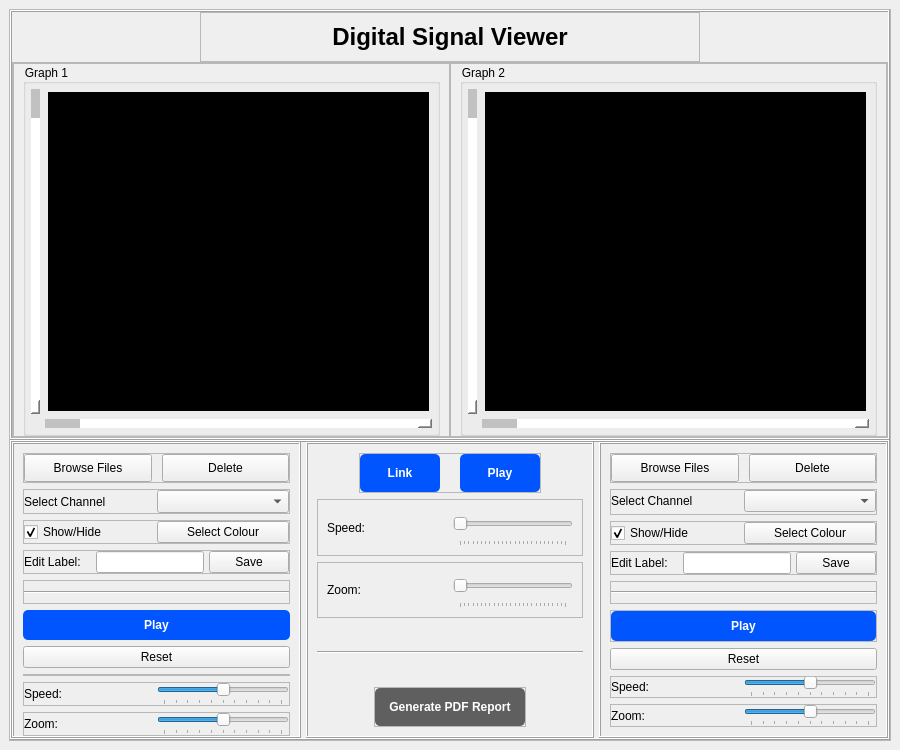
This is task1.ui in OmarAtef0/Digital-Signal-Visualizer as Qt 5 draws it before an edit. The edited form follows.
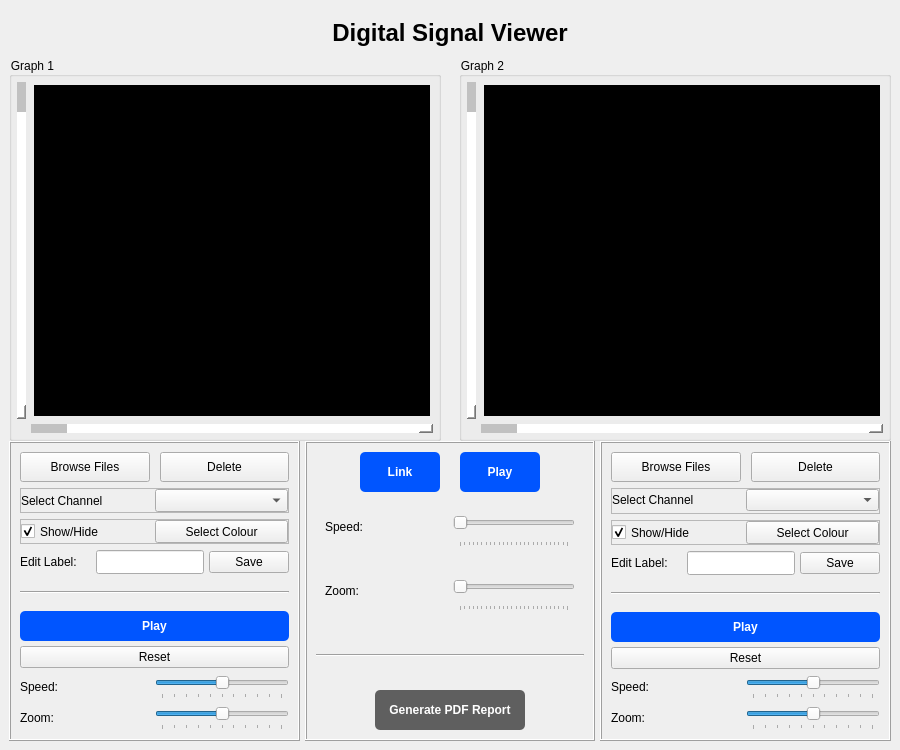
This is the edited form. Custom widgets are drawn as their Qt base class.

Commit message: Validations & Buttons

Patch:
```diff
--- a/task1.ui
+++ b/task1.ui
@@ -36,11 +36,14 @@
        </size>
       </property>
       <property name="frameShape">
-       <enum>QFrame::StyledPanel</enum>
+       <enum>QFrame::NoFrame</enum>
       </property>
       <property name="frameShadow">
        <enum>QFrame::Raised</enum>
       </property>
+      <property name="lineWidth">
+       <number>0</number>
+      </property>
       <layout class="QVBoxLayout" name="verticalLayout_3">
        <property name="spacing">
         <number>0</number>
@@ -78,11 +81,14 @@
           </size>
          </property>
          <property name="frameShape">
-          <enum>QFrame::Box</enum>
+          <enum>QFrame::NoFrame</enum>
          </property>
          <property name="frameShadow">
           <enum>QFrame::Raised</enum>
          </property>
+         <property name="lineWidth">
+          <number>0</number>
+         </property>
          <layout class="QVBoxLayout" name="verticalLayout_2">
           <property name="spacing">
            <number>0</number>
@@ -125,11 +131,14 @@
              </font>
             </property>
             <property name="frameShape">
-             <enum>QFrame::StyledPanel</enum>
+             <enum>QFrame::NoFrame</enum>
             </property>
             <property name="frameShadow">
              <enum>QFrame::Raised</enum>
             </property>
+            <property name="lineWidth">
+             <number>0</number>
+            </property>
             <layout class="QHBoxLayout" name="horizontalLayout_17">
              <item>
               <widget class="QLabel" name="appTitle">
@@ -190,11 +199,14 @@
              </size>
             </property>
             <property name="frameShape">
-             <enum>QFrame::StyledPanel</enum>
+             <enum>QFrame::NoFrame</enum>
             </property>
             <property name="frameShadow">
              <enum>QFrame::Raised</enum>
             </property>
+            <property name="lineWidth">
+             <number>0</number>
+            </property>
             <layout class="QHBoxLayout" name="horizontalLayout_4">
              <property name="spacing">
               <number>0</number>
@@ -232,15 +244,21 @@
                 </size>
                </property>
                <property name="frameShape">
-                <enum>QFrame::StyledPanel</enum>
+                <enum>QFrame::NoFrame</enum>
                </property>
                <property name="frameShadow">
                 <enum>QFrame::Raised</enum>
                </property>
+               <property name="lineWidth">
+                <number>0</number>
+               </property>
                <layout class="QHBoxLayout" name="horizontalLayout_3">
                 <property name="spacing">
                  <number>0</number>
                 </property>
+                <property name="leftMargin">
+                 <number>0</number>
+                </property>
                 <property name="topMargin">
                  <number>0</number>
                 </property>
@@ -415,11 +433,14 @@
                 </size>
                </property>
                <property name="frameShape">
-                <enum>QFrame::StyledPanel</enum>
+                <enum>QFrame::NoFrame</enum>
                </property>
                <property name="frameShadow">
                 <enum>QFrame::Raised</enum>
                </property>
+               <property name="lineWidth">
+                <number>0</number>
+               </property>
                <layout class="QHBoxLayout" name="horizontalLayout">
                 <property name="spacing">
                  <number>0</number>
@@ -427,6 +448,9 @@
                 <property name="topMargin">
                  <number>0</number>
                 </property>
+                <property name="rightMargin">
+                 <number>0</number>
+                </property>
                 <property name="bottomMargin">
                  <number>0</number>
                 </property>
@@ -596,11 +620,14 @@
           </size>
          </property>
          <property name="frameShape">
-          <enum>QFrame::Box</enum>
+          <enum>QFrame::NoFrame</enum>
          </property>
          <property name="frameShadow">
           <enum>QFrame::Raised</enum>
          </property>
+         <property name="lineWidth">
+          <number>0</number>
+         </property>
          <layout class="QHBoxLayout" name="horizontalLayout_2">
           <property name="spacing">
            <number>5</number>
@@ -637,9 +664,12 @@
             <property name="frameShadow">
              <enum>QFrame::Raised</enum>
             </property>
+            <property name="lineWidth">
+             <number>1</number>
+            </property>
             <layout class="QVBoxLayout" name="verticalLayout_4">
              <property name="bottomMargin">
-              <number>0</number>
+              <number>9</number>
              </property>
              <item>
               <widget class="QFrame" name="frame">
@@ -656,11 +686,14 @@
                 </size>
                </property>
                <property name="frameShape">
-                <enum>QFrame::StyledPanel</enum>
+                <enum>QFrame::NoFrame</enum>
                </property>
                <property name="frameShadow">
                 <enum>QFrame::Raised</enum>
                </property>
+               <property name="lineWidth">
+                <number>0</number>
+               </property>
                <layout class="QHBoxLayout" name="horizontalLayout_20">
                 <property name="spacing">
                  <number>10</number>
@@ -926,11 +959,14 @@
                 </size>
                </property>
                <property name="frameShape">
-                <enum>QFrame::StyledPanel</enum>
+                <enum>QFrame::NoFrame</enum>
                </property>
                <property name="frameShadow">
                 <enum>QFrame::Raised</enum>
                </property>
+               <property name="lineWidth">
+                <number>0</number>
+               </property>
                <layout class="QHBoxLayout" name="horizontalLayout_23">
                 <property name="spacing">
                  <number>5</number>
@@ -1016,11 +1052,14 @@
                 </size>
                </property>
                <property name="frameShape">
-                <enum>QFrame::StyledPanel</enum>
+                <enum>QFrame::NoFrame</enum>
                </property>
                <property name="frameShadow">
                 <enum>QFrame::Raised</enum>
                </property>
+               <property name="lineWidth">
+                <number>0</number>
+               </property>
                <layout class="QVBoxLayout" name="verticalLayout_5">
                 <property name="spacing">
                  <number>0</number>
@@ -1066,6 +1105,39 @@
               </widget>
              </item>
              <item>
+              <widget class="QFrame" name="frame_18">
+               <property name="maximumSize">
+                <size>
+                 <width>16777215</width>
+                 <height>16777215</height>
+                </size>
+               </property>
+               <property name="frameShape">
+                <enum>QFrame::NoFrame</enum>
+               </property>
+               <property name="frameShadow">
+                <enum>QFrame::Raised</enum>
+               </property>
+               <property name="lineWidth">
+                <number>0</number>
+               </property>
+               <layout class="QVBoxLayout" name="verticalLayout_12">
+                <property name="spacing">
+                 <number>5</number>
+                </property>
+                <property name="leftMargin">
+                 <number>0</number>
+                </property>
+                <property name="topMargin">
+                 <number>0</number>
+                </property>
+                <property name="rightMargin">
+                 <number>0</number>
+                </property>
+                <property name="bottomMargin">
+                 <number>0</number>
+                </property>
+                <item>
               <widget class="QPushButton" name="PlayPauseButton_1">
                <property name="sizePolicy">
                 <sizepolicy hsizetype="Expanding" vsizetype="Expanding">
@@ -1116,41 +1188,11 @@
                </property>
               </widget>
              </item>
-             <item>
-              <widget class="QFrame" name="frame_2">
-               <property name="maximumSize">
-                <size>
-                 <width>16777215</width>
-                 <height>16777215</height>
-                </size>
-               </property>
-               <property name="frameShape">
-                <enum>QFrame::StyledPanel</enum>
-               </property>
-               <property name="frameShadow">
-                <enum>QFrame::Raised</enum>
-               </property>
-               <layout class="QVBoxLayout" name="verticalLayout_7">
-                <property name="spacing">
-                 <number>0</number>
-                </property>
-                <property name="leftMargin">
-                 <number>0</number>
-                </property>
-                <property name="topMargin">
-                 <number>0</number>
-                </property>
-                <property name="rightMargin">
-                 <number>0</number>
-                </property>
-                <property name="bottomMargin">
-                 <number>0</number>
-                </property>
                </layout>
               </widget>
              </item>
              <item>
-              <widget class="QFrame" name="frame_7">
+              <widget class="QFrame" name="frame_20">
                <property name="maximumSize">
                 <size>
                  <width>16777215</width>
@@ -1158,12 +1200,15 @@
                 </size>
                </property>
                <property name="frameShape">
-                <enum>QFrame::StyledPanel</enum>
+                <enum>QFrame::NoFrame</enum>
                </property>
                <property name="frameShadow">
                 <enum>QFrame::Raised</enum>
                </property>
-               <layout class="QHBoxLayout" name="horizontalLayout_9">
+               <property name="lineWidth">
+                <number>0</number>
+               </property>
+               <layout class="QHBoxLayout" name="horizontalLayout_19">
                 <property name="spacing">
                  <number>0</number>
                 </property>
@@ -1180,7 +1225,7 @@
                  <number>0</number>
                 </property>
                 <item>
-                 <widget class="QLabel" name="label_7">
+                 <widget class="QLabel" name="label_15">
                   <property name="sizePolicy">
                    <sizepolicy hsizetype="Expanding" vsizetype="Expanding">
                     <horstretch>0</horstretch>
@@ -1230,18 +1275,9 @@
                   <property name="maximum">
                    <number>10</number>
                   </property>
-                  <property name="singleStep">
-                   <number>1</number>
-                  </property>
-                  <property name="pageStep">
-                   <number>1</number>
-                  </property>
                   <property name="value">
                    <number>5</number>
                   </property>
-                  <property name="sliderPosition">
-                   <number>5</number>
-                  </property>
                   <property name="tracking">
                    <bool>true</bool>
                   </property>
@@ -1260,7 +1296,7 @@
               </widget>
              </item>
              <item>
-              <widget class="QFrame" name="frame_6">
+              <widget class="QFrame" name="frame_21">
                <property name="maximumSize">
                 <size>
                  <width>16777215</width>
@@ -1268,12 +1304,15 @@
                 </size>
                </property>
                <property name="frameShape">
-                <enum>QFrame::StyledPanel</enum>
+                <enum>QFrame::NoFrame</enum>
                </property>
                <property name="frameShadow">
                 <enum>QFrame::Raised</enum>
                </property>
-               <layout class="QHBoxLayout" name="horizontalLayout_8">
+               <property name="lineWidth">
+                <number>0</number>
+               </property>
+               <layout class="QHBoxLayout" name="horizontalLayout_24">
                 <property name="spacing">
                  <number>0</number>
                 </property>
@@ -1290,7 +1329,7 @@
                  <number>0</number>
                 </property>
                 <item>
-                 <widget class="QLabel" name="label_6">
+                 <widget class="QLabel" name="label_16">
                   <property name="sizePolicy">
                    <sizepolicy hsizetype="Expanding" vsizetype="Expanding">
                     <horstretch>0</horstretch>
@@ -1337,18 +1376,15 @@
                   <property name="cursor">
                    <cursorShape>PointingHandCursor</cursorShape>
                   </property>
+                  <property name="minimum">
+                   <number>0</number>
+                  </property>
                   <property name="maximum">
                    <number>10</number>
                   </property>
-                  <property name="singleStep">
-                   <number>1</number>
-                  </property>
                   <property name="value">
                    <number>5</number>
                   </property>
-                  <property name="sliderPosition">
-                   <number>5</number>
-                  </property>
                   <property name="tracking">
                    <bool>true</bool>
                   </property>
@@ -1389,6 +1425,9 @@
             <property name="frameShadow">
              <enum>QFrame::Raised</enum>
             </property>
+            <property name="lineWidth">
+             <number>1</number>
+            </property>
             <layout class="QVBoxLayout" name="verticalLayout_14">
              <item alignment="Qt::AlignHCenter">
               <widget class="QFrame" name="frame_14">
@@ -1405,11 +1444,14 @@
                 </size>
                </property>
                <property name="frameShape">
-                <enum>QFrame::StyledPanel</enum>
+                <enum>QFrame::NoFrame</enum>
                </property>
                <property name="frameShadow">
                 <enum>QFrame::Raised</enum>
                </property>
+               <property name="lineWidth">
+                <number>0</number>
+               </property>
                <layout class="QHBoxLayout" name="horizontalLayout_18">
                 <property name="spacing">
                  <number>20</number>
@@ -1532,11 +1574,14 @@
                 </size>
                </property>
                <property name="frameShape">
-                <enum>QFrame::StyledPanel</enum>
+                <enum>QFrame::NoFrame</enum>
                </property>
                <property name="frameShadow">
                 <enum>QFrame::Raised</enum>
                </property>
+               <property name="lineWidth">
+                <number>0</number>
+               </property>
                <layout class="QHBoxLayout" name="horizontalLayout_15">
                 <item>
                  <widget class="QLabel" name="label_12">
@@ -1612,11 +1657,14 @@
                 </size>
                </property>
                <property name="frameShape">
-                <enum>QFrame::StyledPanel</enum>
+                <enum>QFrame::NoFrame</enum>
                </property>
                <property name="frameShadow">
                 <enum>QFrame::Raised</enum>
                </property>
+               <property name="lineWidth">
+                <number>0</number>
+               </property>
                <layout class="QHBoxLayout" name="horizontalLayout_16">
                 <item>
                  <widget class="QLabel" name="label_11">
@@ -1729,11 +1777,14 @@
                 </size>
                </property>
                <property name="frameShape">
-                <enum>QFrame::StyledPanel</enum>
+                <enum>QFrame::NoFrame</enum>
                </property>
                <property name="frameShadow">
                 <enum>QFrame::Raised</enum>
                </property>
+               <property name="lineWidth">
+                <number>0</number>
+               </property>
                <layout class="QVBoxLayout" name="verticalLayout_15">
                 <property name="spacing">
                  <number>0</number>
@@ -1826,6 +1877,9 @@
             <property name="frameShadow">
              <enum>QFrame::Raised</enum>
             </property>
+            <property name="lineWidth">
+             <number>1</number>
+            </property>
             <layout class="QVBoxLayout" name="verticalLayout_8">
              <item>
               <widget class="QFrame" name="frame_3">
@@ -1842,11 +1896,14 @@
                 </size>
                </property>
                <property name="frameShape">
-                <enum>QFrame::StyledPanel</enum>
+                <enum>QFrame::NoFrame</enum>
                </property>
                <property name="frameShadow">
                 <enum>QFrame::Raised</enum>
                </property>
+               <property name="lineWidth">
+                <number>0</number>
+               </property>
                <layout class="QHBoxLayout" name="horizontalLayout_21">
                 <property name="spacing">
                  <number>10</number>
@@ -2112,11 +2169,14 @@
                 </size>
                </property>
                <property name="frameShape">
-                <enum>QFrame::StyledPanel</enum>
+                <enum>QFrame::NoFrame</enum>
                </property>
                <property name="frameShadow">
                 <enum>QFrame::Raised</enum>
                </property>
+               <property name="lineWidth">
+                <number>0</number>
+               </property>
                <layout class="QHBoxLayout" name="horizontalLayout_22">
                 <property name="spacing">
                  <number>5</number>
@@ -2202,11 +2262,14 @@
                 </size>
                </property>
                <property name="frameShape">
-                <enum>QFrame::StyledPanel</enum>
+                <enum>QFrame::NoFrame</enum>
                </property>
                <property name="frameShadow">
                 <enum>QFrame::Raised</enum>
                </property>
+               <property name="lineWidth">
+                <number>0</number>
+               </property>
                <layout class="QVBoxLayout" name="verticalLayout_10">
                 <property name="spacing">
                  <number>0</number>
@@ -2260,14 +2323,17 @@
                 </size>
                </property>
                <property name="frameShape">
-                <enum>QFrame::StyledPanel</enum>
+                <enum>QFrame::NoFrame</enum>
                </property>
                <property name="frameShadow">
                 <enum>QFrame::Raised</enum>
                </property>
+               <property name="lineWidth">
+                <number>0</number>
+               </property>
                <layout class="QVBoxLayout" name="verticalLayout_11">
                 <property name="spacing">
-                 <number>0</number>
+                 <number>5</number>
                 </property>
                 <property name="leftMargin">
                  <number>0</number>
@@ -2325,9 +2391,6 @@
                   </property>
                  </widget>
                 </item>
-               </layout>
-              </widget>
-             </item>
              <item>
               <widget class="QPushButton" name="ResetButton_2">
                <property name="text">
@@ -2335,6 +2398,9 @@
                </property>
               </widget>
              </item>
+               </layout>
+              </widget>
+             </item>
              <item>
               <widget class="QFrame" name="frame_12">
                <property name="maximumSize">
@@ -2344,11 +2410,14 @@
                 </size>
                </property>
                <property name="frameShape">
-                <enum>QFrame::StyledPanel</enum>
+                <enum>QFrame::NoFrame</enum>
                </property>
                <property name="frameShadow">
                 <enum>QFrame::Raised</enum>
                </property>
+               <property name="lineWidth">
+                <number>0</number>
+               </property>
                <layout class="QHBoxLayout" name="horizontalLayout_13">
                 <property name="spacing">
                  <number>0</number>
@@ -2445,11 +2514,14 @@
                 </size>
                </property>
                <property name="frameShape">
-                <enum>QFrame::StyledPanel</enum>
+                <enum>QFrame::NoFrame</enum>
                </property>
                <property name="frameShadow">
                 <enum>QFrame::Raised</enum>
                </property>
+               <property name="lineWidth">
+                <number>0</number>
+               </property>
                <layout class="QHBoxLayout" name="horizontalLayout_14">
                 <property name="spacing">
                  <number>0</number>
```
Lines whose indentation alone changed are shown as unchanged. The commit also changes 3 other files.
